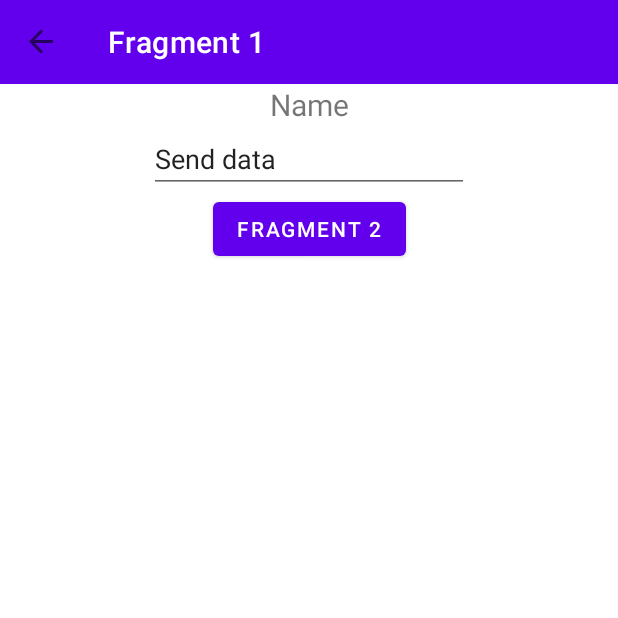
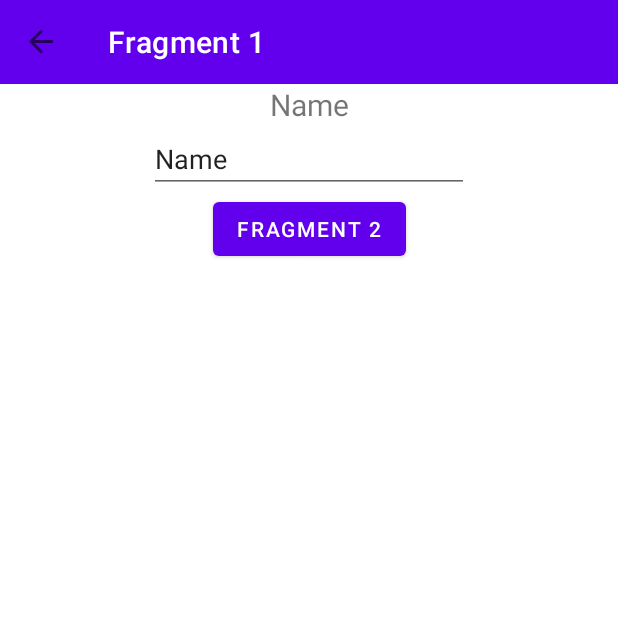
Before and after one commit to distantfutures/this-android-app, an Android app: the screen it shows after launch (MainActivity), after a tap on "FRAGMENT 1", on a phone screen of 412 x 824 dp, the top half of it. Run offline under Robolectric (Android 15) with nearby library versions, the phone set to English and light mode, and no system bars; our stand-ins replace data binding, navigation-ui.

Commit message:
Added safeargs to input text

```diff
--- a/app/src/main/java/com/example/this_android_app/fragone/FragmentOne.kt
+++ b/app/src/main/java/com/example/this_android_app/fragone/FragmentOne.kt
@@ -31,6 +31,8 @@ class FragmentOne : Fragment() {
 
         val data = args.stringOneData
         binding.passedData.text = data
+        // Passes input data in a circle
+        binding.fragmentInput.setText(data)
         binding.navigateButton.text = "Fragment 2"
         binding.navigateButton.setOnClickListener {
             viewModel.toNextFragment()
--- a/app/src/main/java/com/example/this_android_app/fragtwo/FragmentTwo.kt
+++ b/app/src/main/java/com/example/this_android_app/fragtwo/FragmentTwo.kt
@@ -28,6 +28,8 @@ class FragmentTwo : Fragment() {
 
         val data = args.stringTwoData
         binding.passedData.text = data
+        // Passes input data in a circle
+        binding.fragmentInput.setText(data)
         binding.navigateButton.text = "Fragment 1"
         binding.navigateButton.setOnClickListener {
             viewModel.toNextFragment()
--- a/app/src/main/res/navigation/nav_graph.xml
+++ b/app/src/main/res/navigation/nav_graph.xml
@@ -12,7 +12,8 @@
         tools:layout="@layout/fragment_one_two">
         <action
             android:id="@+id/action_first_fragment_to_second_fragment"
-            app:destination="@id/second_fragment" />
+            app:destination="@id/second_fragment"
+            app:popUpTo="@id/main_fragment" />
         <argument
             android:name="string_one_data"
             app:argType="string" />
@@ -24,7 +25,8 @@
         tools:layout="@layout/fragment_one_two">
         <action
             android:id="@+id/action_second_fragment_to_first_fragment"
-            app:destination="@id/first_fragment" />
+            app:destination="@id/first_fragment"
+            app:popUpTo="@id/main_fragment" />
         <argument android:name="string_two_data"
             app:argType="string" />
     </fragment>
@@ -35,10 +37,14 @@
         tools:layout="@layout/fragment_main" >
         <action
             android:id="@+id/action_mainFragment_to_first_fragment"
-            app:destination="@id/first_fragment" />
+            app:destination="@id/first_fragment"
+            app:popUpTo="@id/main_fragment"
+            app:popUpToInclusive="false" />
         <action
             android:id="@+id/action_main_fragment_to_second_fragment"
-            app:destination="@id/second_fragment" />
+            app:destination="@id/second_fragment"
+            app:popUpTo="@id/main_fragment"
+            app:popUpToInclusive="false" />
     </fragment>
 
 </navigation>
```
